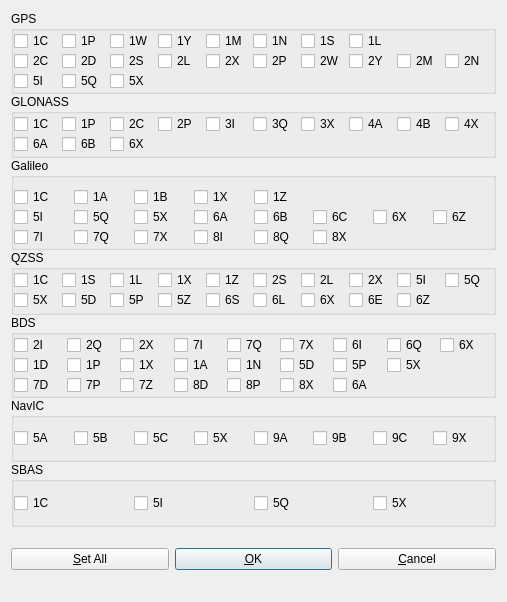
The window that app/qtapp/rtkconv_qt/codeopt.ui (lhuisman/myRTKLIB) describes before a commit, drawn with Qt 5.
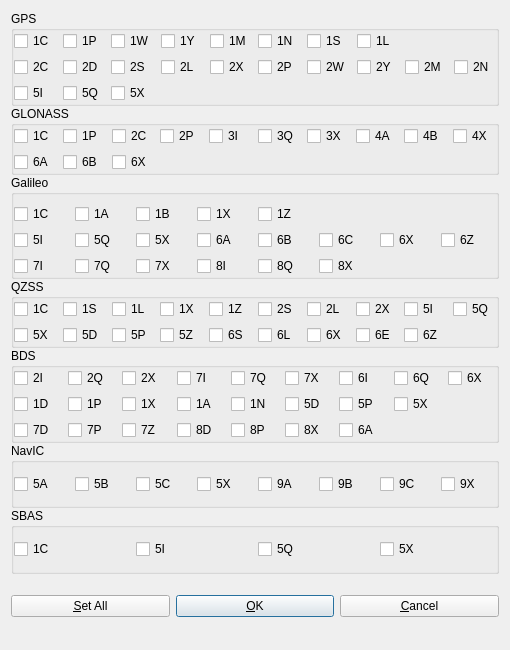
The same window after the commit.

The edit to the form file:
```diff
--- a/app/qtapp/rtkconv_qt/codeopt.ui
+++ b/app/qtapp/rtkconv_qt/codeopt.ui
@@ -6,8 +6,8 @@
    <rect>
     <x>0</x>
     <y>0</y>
-    <width>507</width>
-    <height>602</height>
+    <width>510</width>
+    <height>650</height>
    </rect>
   </property>
   <property name="windowTitle">
@@ -41,9 +41,6 @@
       <property name="bottomMargin">
        <number>0</number>
       </property>
-      <property name="spacing">
-       <number>0</number>
-      </property>
       <item row="0" column="0">
        <widget class="QCheckBox" name="G01">
         <property name="toolTip">
@@ -341,9 +338,6 @@
       <property name="bottomMargin">
        <number>0</number>
       </property>
-      <property name="spacing">
-       <number>0</number>
-      </property>
       <item row="0" column="5">
        <widget class="QCheckBox" name="R45">
         <property name="toolTip">
@@ -534,9 +528,6 @@
       <property name="bottomMargin">
        <number>0</number>
       </property>
-      <property name="spacing">
-       <number>0</number>
-      </property>
       <item row="0" column="0">
        <widget class="QCheckBox" name="E01">
         <property name="toolTip">
@@ -808,9 +799,6 @@
       <property name="bottomMargin">
        <number>0</number>
       </property>
-      <property name="spacing">
-       <number>0</number>
-      </property>
       <item row="0" column="9">
        <widget class="QCheckBox" name="J25">
         <property name="toolTip">
@@ -1082,9 +1070,6 @@
       <property name="bottomMargin">
        <number>0</number>
       </property>
-      <property name="spacing">
-       <number>0</number>
-      </property>
       <item row="1" column="6">
        <widget class="QCheckBox" name="C57">
         <property name="toolTip">
@@ -1418,9 +1403,6 @@
       <property name="bottomMargin">
        <number>0</number>
       </property>
-      <property name="spacing">
-       <number>0</number>
-      </property>
       <item row="1" column="2">
        <widget class="QCheckBox" name="I51">
         <property name="text">
@@ -1501,9 +1483,6 @@
       <property name="bottomMargin">
        <number>0</number>
       </property>
-      <property name="spacing">
-       <number>0</number>
-      </property>
       <item row="0" column="1">
        <widget class="QCheckBox" name="S24">
         <property name="toolTip">
```
